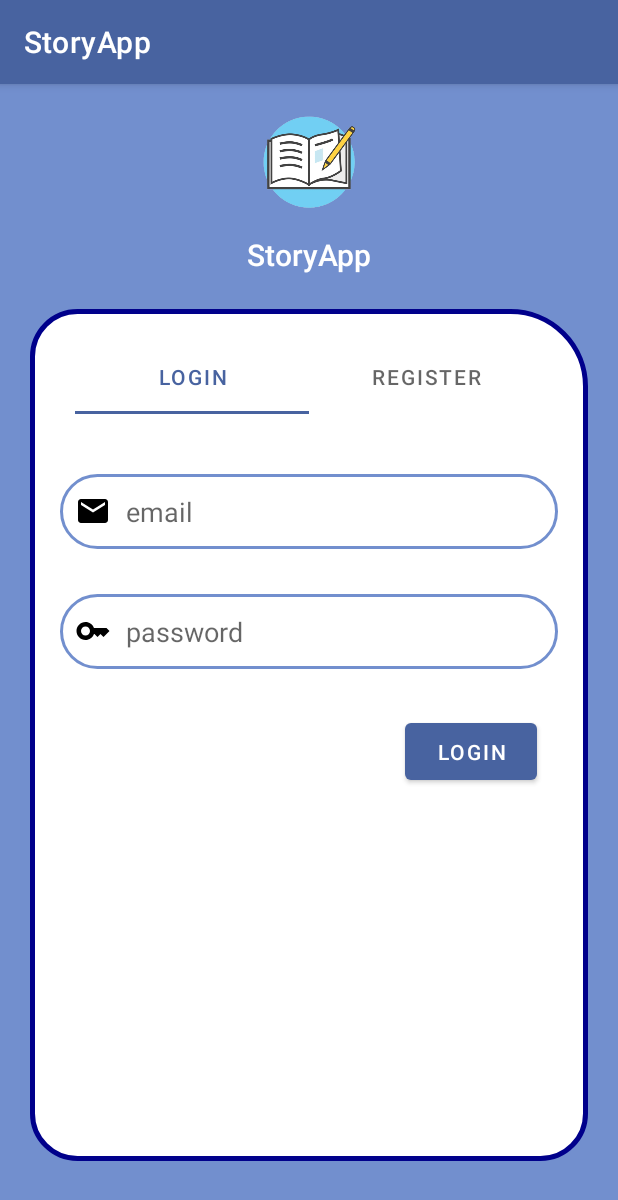
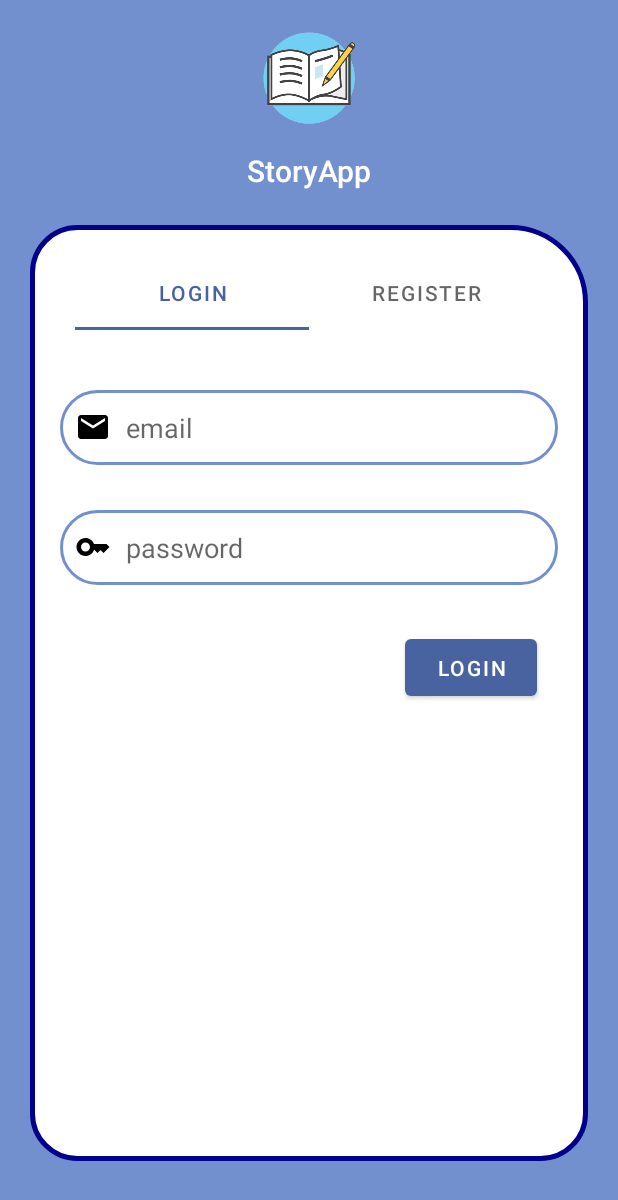
Before and after one commit to Dwiki-stw/StoryApp, an Android app: the screen it shows after launch (MainActivity before the commit, AuthenticationActivity after it), on a phone screen of 412 x 824 dp. Shown: the top 1200 px of the screen. Run offline under Robolectric (Android 15) with nearby library versions, the phone set to English and light mode, and no system bars; our stand-ins replace CircleImageView.

Commit message:
add splashScreen

```diff
--- a/app/src/main/AndroidManifest.xml
+++ b/app/src/main/AndroidManifest.xml
@@ -19,7 +19,7 @@
             android:name=".ui.activity.ListStoryActivity"
             android:exported="false" />
         <activity
-            android:name=".ui.activity.AuthenticationActivity"
+            android:name=".ui.activity.Authentication.AuthenticationActivity"
             android:exported="false" />
         <activity
             android:name=".ui.activity.MainActivity"
--- /dev/null
+++ b/app/src/main/java/com/example/storyapp/ui/activity/Authentication/AuthenticationActivity.kt
@@ -0,0 +1,38 @@
+package com.example.storyapp.ui.activity.Authentication
+
+import androidx.appcompat.app.AppCompatActivity
+import android.os.Bundle
+import androidx.annotation.StringRes
+import com.example.storyapp.R
+import com.example.storyapp.databinding.ActivityAuthenticationBinding
+import com.example.storyapp.databinding.ActivityMainBinding
+import com.google.android.material.tabs.TabLayoutMediator
+
+class AuthenticationActivity : AppCompatActivity() {
+
+    private var _binding: ActivityAuthenticationBinding? = null
+    private val binding get() = _binding!!
+
+
+    override fun onCreate(savedInstanceState: Bundle?) {
+        super.onCreate(savedInstanceState)
+        _binding = ActivityAuthenticationBinding.inflate(layoutInflater)
+        setContentView(binding.root)
+
+        supportActionBar?.hide()
+
+        val viewPagerAdpater = AuthenticationAdapter(this)
+        binding.viewPager.adapter = viewPagerAdpater
+        TabLayoutMediator(binding.tablayout, binding.viewPager){ tab, position ->
+            tab.text = resources.getString(TAB_TITLES[position])
+        }.attach()
+    }
+
+    companion object{
+        @StringRes
+        private val TAB_TITLES = intArrayOf(
+            R.string.login,
+            R.string.register
+        )
+    }
+}
--- a/app/src/main/java/com/example/storyapp/ui/activity/MainAdapter.kt
+++ b/app/src/main/java/com/example/storyapp/ui/activity/Authentication/AuthenticationAdapter.kt
@@ -1,4 +1,4 @@
-package com.example.storyapp.ui.activity
+package com.example.storyapp.ui.activity.Authentication
 
 import androidx.appcompat.app.AppCompatActivity
 import androidx.fragment.app.Fragment
@@ -6,7 +6,7 @@ import androidx.viewpager2.adapter.FragmentStateAdapter
 import com.example.storyapp.ui.fragment.login.LoginFragment
 import com.example.storyapp.ui.fragment.register.RegisterFragment
 
-class MainAdapter(activity: AppCompatActivity) : FragmentStateAdapter(activity) {
+class AuthenticationAdapter(activity: AppCompatActivity) : FragmentStateAdapter(activity) {
     override fun getItemCount(): Int {
         return 2
     }
--- a/app/src/main/java/com/example/storyapp/ui/activity/MainActivity.kt
+++ b/app/src/main/java/com/example/storyapp/ui/activity/MainActivity.kt
@@ -1,12 +1,13 @@
 package com.example.storyapp.ui.activity
 
+import android.content.Intent
 import androidx.appcompat.app.AppCompatActivity
 import android.os.Bundle
-import android.widget.Toast
-import androidx.annotation.StringRes
-import com.example.storyapp.R
+import android.os.Handler
+import android.os.Looper
 import com.example.storyapp.databinding.ActivityMainBinding
-import com.google.android.material.tabs.TabLayoutMediator
+import com.example.storyapp.ui.activity.Authentication.AuthenticationActivity
+
 
 class MainActivity : AppCompatActivity() {
 
@@ -19,19 +20,15 @@ class MainActivity : AppCompatActivity() {
         _binding = ActivityMainBinding.inflate(layoutInflater)
         setContentView(binding.root)
 
+        supportActionBar?.hide()
 
-        val viewPagerAdpater = MainAdapter(this)
-        binding.viewPager.adapter = viewPagerAdpater
-        TabLayoutMediator(binding.tablayout, binding.viewPager){ tab, position ->
-            tab.text = resources.getString(TAB_TITLES[position])
-        }.attach()
-    }
+        val handler = Handler(Looper.getMainLooper())
+        handler.postDelayed({
+            val intent = Intent(this@MainActivity, AuthenticationActivity::class.java)
+            startActivity(intent)
+            finish()
+        }, 3000)
 
-    companion object{
-        @StringRes
-        private val TAB_TITLES = intArrayOf(
-            R.string.login,
-            R.string.register
-        )
+
     }
 }
--- a/app/src/main/res/layout/activity_authentication.xml
+++ b/app/src/main/res/layout/activity_authentication.xml
@@ -4,7 +4,7 @@
     xmlns:tools="http://schemas.android.com/tools"
     android:layout_width="match_parent"
     android:layout_height="match_parent"
-    tools:context=".ui.activity.AuthenticationActivity">
+    tools:context=".ui.activity.Authentication.AuthenticationActivity">
 
     <!--    Header-->
     <androidx.constraintlayout.widget.ConstraintLayout
--- a/app/src/main/res/layout/activity_main.xml
+++ b/app/src/main/res/layout/activity_main.xml
@@ -5,63 +5,32 @@
     android:layout_width="match_parent"
     android:layout_height="match_parent"
     android:background="@color/light_purple_blue"
-    tools:context=".ui.activity.AuthenticationActivity">
+    tools:context=".ui.activity.Authentication.AuthenticationActivity">
+
 
     <de.hdodenhof.circleimageview.CircleImageView
-            android:id="@+id/icon_app"
-            android:layout_width="100dp"
-            android:layout_height="100dp"
-            android:src="@drawable/icon"
-            app:layout_constraintStart_toStartOf="parent"
-            app:layout_constraintEnd_toEndOf="parent"
-            app:layout_constraintTop_toTopOf="parent"
-            android:contentDescription="@string/icon_application" />
-
-    <TextView
-            android:layout_width="wrap_content"
-            android:layout_height="wrap_content"
-            style="@style/TextAppearance.AppCompat.Title"
-            android:text="@string/app_name"
-            android:textColor="@color/white"
-            app:layout_constraintStart_toStartOf="@id/icon_app"
-            app:layout_constraintEnd_toEndOf="@id/icon_app"
-            app:layout_constraintTop_toBottomOf="@id/icon_app"/>
-
-
-    <!--    Body-->
-    <androidx.constraintlayout.widget.ConstraintLayout
-        android:layout_width="match_parent"
-        android:layout_height="0dp"
-        android:layout_marginTop="150dp"
-        android:layout_marginBottom="50dp"
-        android:layout_marginStart="20dp"
-        android:layout_marginEnd="20dp"
-        android:background="@drawable/background_body_login"
+        android:id="@+id/icon_app"
+        android:layout_width="200dp"
+        android:layout_height="200dp"
+        android:contentDescription="@string/icon_application"
+        android:src="@drawable/icon"
+        android:layout_marginBottom="100dp"
         app:layout_constraintBottom_toBottomOf="parent"
         app:layout_constraintEnd_toEndOf="parent"
         app:layout_constraintStart_toStartOf="parent"
-        app:layout_constraintTop_toTopOf="parent">
+        app:layout_constraintTop_toTopOf="parent" />
 
-        <com.google.android.material.tabs.TabLayout
-            android:id="@+id/tablayout"
-            android:layout_width="match_parent"
-            android:layout_height="50dp"
-            android:layout_marginStart="30dp"
-            android:layout_marginEnd="30dp"
-            android:layout_marginTop="20dp"
-            app:layout_constraintEnd_toEndOf="parent"
-            app:layout_constraintStart_toStartOf="parent"
-            app:layout_constraintTop_toTopOf="parent" />
+    <TextView
+        android:id="@+id/textView"
+        style="@style/TextAppearance.AppCompat.Title"
+        android:layout_width="wrap_content"
+        android:layout_height="wrap_content"
+        android:text="@string/app_name"
+        android:textColor="@color/white"
+        android:textSize="30sp"
+        app:layout_constraintEnd_toEndOf="@id/icon_app"
+        app:layout_constraintStart_toStartOf="@id/icon_app"
+        app:layout_constraintTop_toBottomOf="@id/icon_app" />
 
 
-        <androidx.viewpager2.widget.ViewPager2
-            android:id="@+id/view_pager"
-            android:layout_width="match_parent"
-            android:layout_height="0dp"
-            app:layout_constraintBottom_toBottomOf="parent"
-            app:layout_constraintTop_toBottomOf="@+id/tablayout"/>
-
-
-    </androidx.constraintlayout.widget.ConstraintLayout>
-
 </androidx.constraintlayout.widget.ConstraintLayout>
```
Also changed, not shown: app/src/main/java/com/example/storyapp/ui/activity/AuthenticationActivity.kt (deleted, +0 -12 lines), app/src/main/res/layout/activity_list_story.xml (+22 -0 lines).
